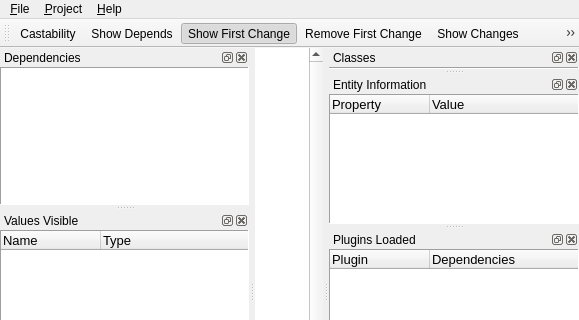
Before: the Qt Designer form Editor/MainWindow.ui in gavofyork/Martta, drawn with Qt 5; both pictures show x 0 to 579 and y 0 to 320 of the 579 by 794 pixel window.
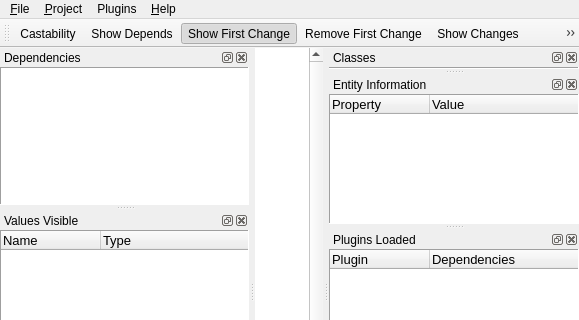
After: the same form once the commit is applied. Custom widgets are drawn as their Qt base class.

Commit message:
Reloading plugins works.
branch : Solution

```diff
--- a/Editor/MainWindow.ui
+++ b/Editor/MainWindow.ui
@@ -228,8 +228,15 @@
     <addaction name="separator"/>
     <addaction name="actExecute"/>
    </widget>
+   <widget class="QMenu" name="menuPlugins">
+    <property name="title">
+     <string>Plugins</string>
+    </property>
+    <addaction name="actReloadPlugins"/>
+   </widget>
    <addaction name="menu_Project"/>
    <addaction name="menu_Project_2"/>
+   <addaction name="menuPlugins"/>
    <addaction name="menu_About"/>
   </widget>
   <widget class="QStatusBar" name="statusbar"/>
```
Left out of the diff: 7 changed lines with no effect on the pictures. The commit also changes 4 other files.
